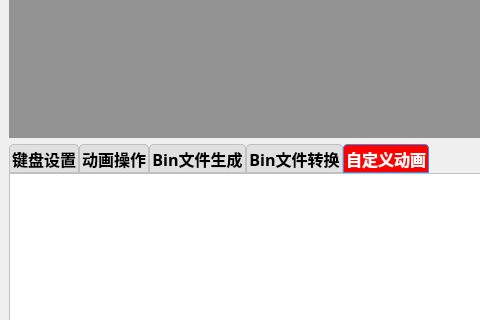
Qt form mainwindow.ui (GuangYanJiaoHu/GY_KeyMatrixConverter) before a commit; both pictures show x 0 to 480 and y 221 to 541 of the 953 by 766 pixel window.
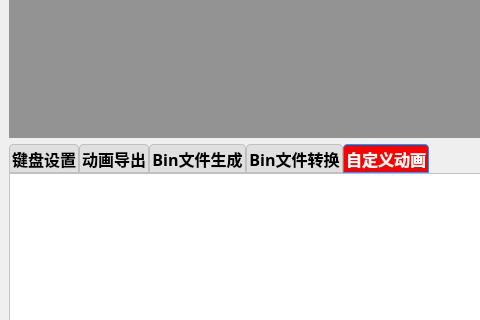
The same form after that commit. The open tabs and pages were chosen to show the change.

```diff
--- a/mainwindow.ui
+++ b/mainwindow.ui
@@ -108,7 +108,7 @@
          </widget>
          <widget class="QWidget" name="tab_2">
           <attribute name="title">
-           <string>动画操作</string>
+           <string>动画导出</string>
           </attribute>
           <layout class="QGridLayout" name="gridLayout_4">
            <property name="leftMargin">
```
Left out of the diff: 2 changed lines with no effect on the pictures.
